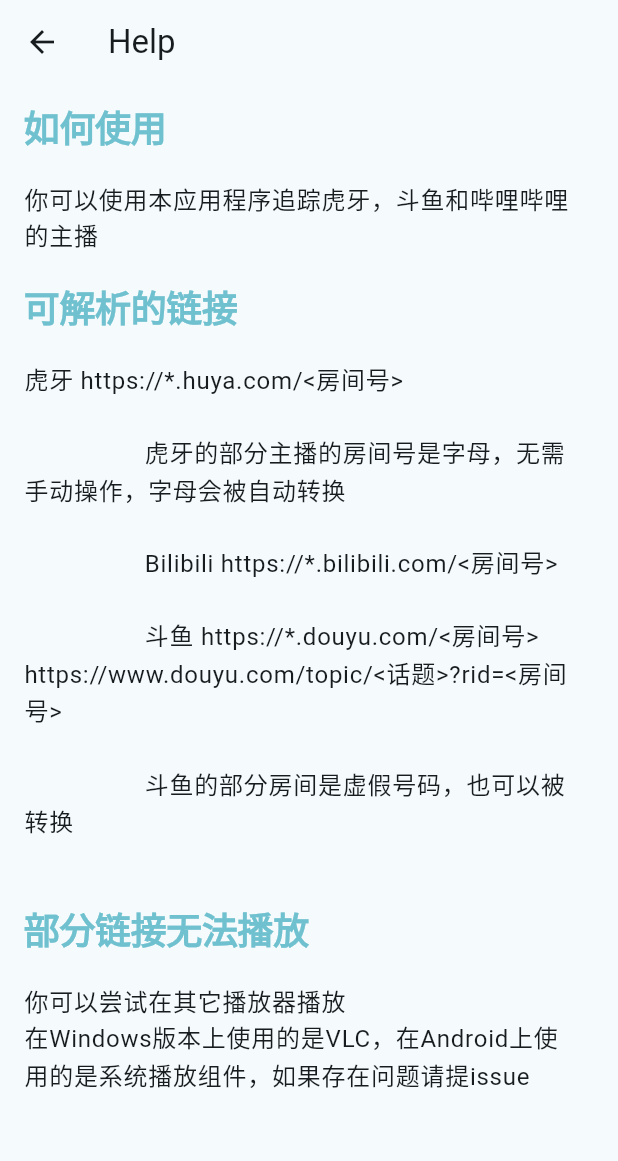
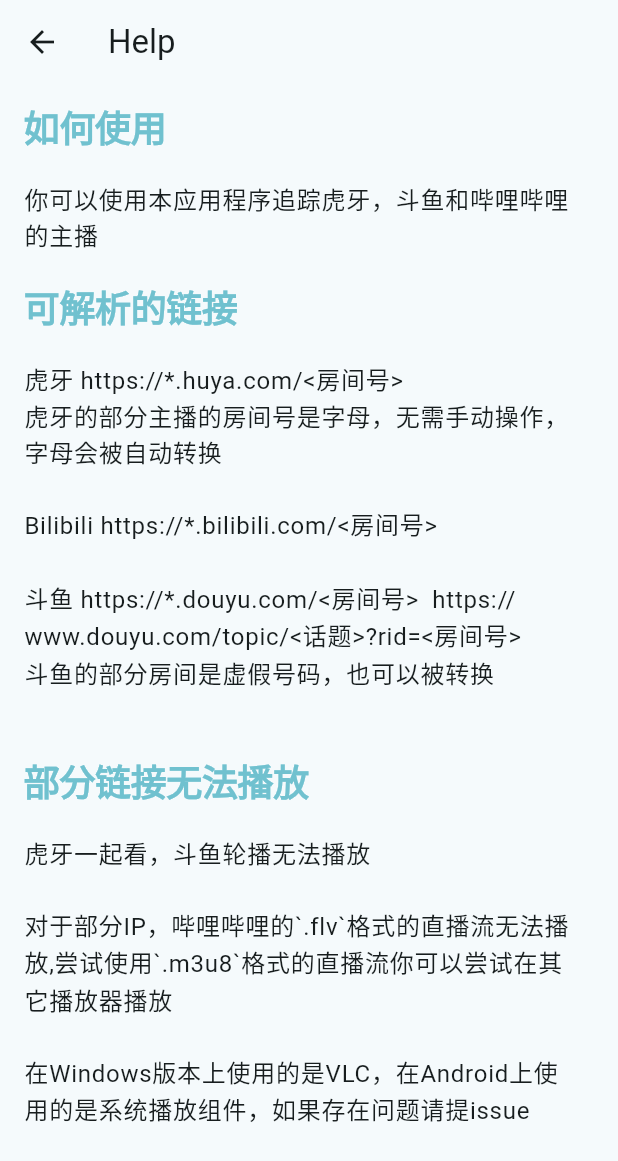
Before and after one commit to Xmarmalade/ice_live_viewer, a Flutter app: the HelpPage screen opened directly, on a phone screen of 412 x 824 dp. Shown: the top 1161 px of the screen. Run offline on Flutter 3.47's test engine with Material 2 defaults, Android fonts, the phone set to English and light mode, and no system bars; our stand-ins replace chewie, shared_preferences, video_player, wakelock; missing offline and left inert: dart_vlc; accounts and stored records are empty.

Commit message:
Optimize widgets display

```diff
--- a/lib/pages/help.dart
+++ b/lib/pages/help.dart
@@ -23,16 +23,18 @@ class HelpPage extends StatelessWidget {
           ),
           TextTile(text: '你可以使用本应用程序追踪虎牙，斗鱼和哔哩哔哩的主播'),
           SectionTitle(title: '可解析的链接'),
-          TextTile(text: '''虎牙 https://*.huya.com/<房间号>\n
-                  虎牙的部分主播的房间号是字母，无需手动操作，字母会被自动转换\n
-                  Bilibili https://*.bilibili.com/<房间号>\n
-                  斗鱼 https://*.douyu.com/<房间号>  https://www.douyu.com/topic/<话题>?rid=<房间号>\n
-                  斗鱼的部分房间是虚假号码，也可以被转换
-                    '''),
+          TextTile(text: '''
+虎牙 https://*.huya.com/<房间号>
+虎牙的部分主播的房间号是字母，无需手动操作，字母会被自动转换\n
+Bilibili https://*.bilibili.com/<房间号>\n
+斗鱼 https://*.douyu.com/<房间号>  https://www.douyu.com/topic/<话题>?rid=<房间号>
+斗鱼的部分房间是虚假号码，也可以被转换
+'''),
           SectionTitle(title: '部分链接无法播放'),
-          TextTile(
-              text:
-                  '你可以尝试在其它播放器播放\n在Windows版本上使用的是VLC，在Android上使用的是系统播放组件，如果存在问题请提issue')
+          TextTile(text: '''
+虎牙一起看，斗鱼轮播无法播放\n
+对于部分IP，哔哩哔哩的`.flv`格式的直播流无法播放,尝试使用`.m3u8`格式的直播流你可以尝试在其它播放器播放\n
+在Windows版本上使用的是VLC，在Android上使用的是系统播放组件，如果存在问题请提issue''')
         ],
       ),
     );
--- a/lib/widgets/platformlisttile.dart
+++ b/lib/widgets/platformlisttile.dart
@@ -245,7 +245,10 @@ class OfflineListTile extends StatelessWidget {
       leading: CircleAvatar(
         backgroundImage: NetworkImage(avatar),
       ),
-      title: Text(title == '' ? 'Disconnected' : 'Disconnected - $title'),
+      title: Text(
+        title == '' ? 'Disconnected' : 'Offline - $title',
+        style: TextStyle(color: Theme.of(context).disabledColor),
+      ),
       subtitle: Text(anchor),
       trailing: const Icon(Icons.chevron_right_sharp),
       onTap: () {
```
